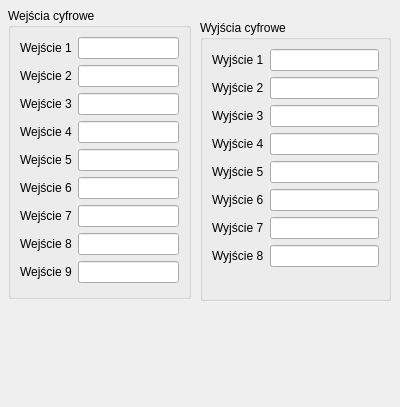
First picture: the form in app/sygnalycyfroweustawienia.ui, repository wiacekmarcin/StanowiskoChemiczne, before the edit.
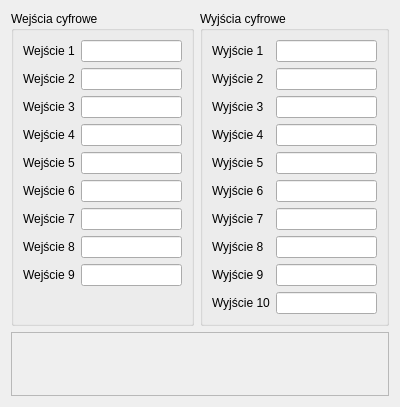
Second picture: the form after the edit.

```diff
--- a/app/sygnalycyfroweustawienia.ui
+++ b/app/sygnalycyfroweustawienia.ui
@@ -13,15 +13,9 @@
   <property name="windowTitle">
    <string>Frame</string>
   </property>
+  <layout class="QGridLayout" name="gridLayoutmain">
+   <item row="0" column="0">
   <widget class="QGroupBox" name="groupBox">
-   <property name="geometry">
-    <rect>
-     <x>8</x>
-     <y>8</y>
-     <width>183</width>
-     <height>291</height>
-    </rect>
-   </property>
    <property name="title">
     <string>Wejścia cyfrowe</string>
    </property>
@@ -118,15 +112,9 @@
     </item>
    </layout>
   </widget>
+   </item>
+   <item row="0" column="1">
   <widget class="QGroupBox" name="groupBox_2">
-   <property name="geometry">
-    <rect>
-     <x>200</x>
-     <y>20</y>
-     <width>191</width>
-     <height>281</height>
-    </rect>
-   </property>
    <property name="title">
     <string>Wyjścia cyfrowe</string>
    </property>
@@ -211,8 +199,41 @@
     <item row="7" column="1">
      <widget class="QLineEdit" name="outPin8Name"/>
     </item>
-   </layout>
-  </widget>
+      <item row="8" column="0">
+       <widget class="QLabel" name="loutPin9">
+        <property name="text">
+         <string>Wyjście 9</string>
+        </property>
+       </widget>
+      </item>
+      <item row="8" column="1">
+       <widget class="QLineEdit" name="outPin9Name"/>
+      </item>
+      <item row="9" column="0">
+       <widget class="QLabel" name="loutPin10">
+        <property name="text">
+         <string>Wyjście 10</string>
+        </property>
+       </widget>
+      </item>
+      <item row="9" column="1">
+       <widget class="QLineEdit" name="outPin10Name"/>
+      </item>
+     </layout>
+    </widget>
+   </item>
+   <item row="1" column="0" colspan="2">
+    <widget class="QFrame" name="oframe">
+     <property name="frameShape">
+      <enum>QFrame::StyledPanel</enum>
+     </property>
+     <property name="frameShadow">
+      <enum>QFrame::Raised</enum>
+     </property>
+     <layout class="QGridLayout" name="gridLayout"/>
+    </widget>
+   </item>
+  </layout>
  </widget>
  <resources/>
  <connections/>
```
Lines whose indentation alone changed are shown as unchanged.
